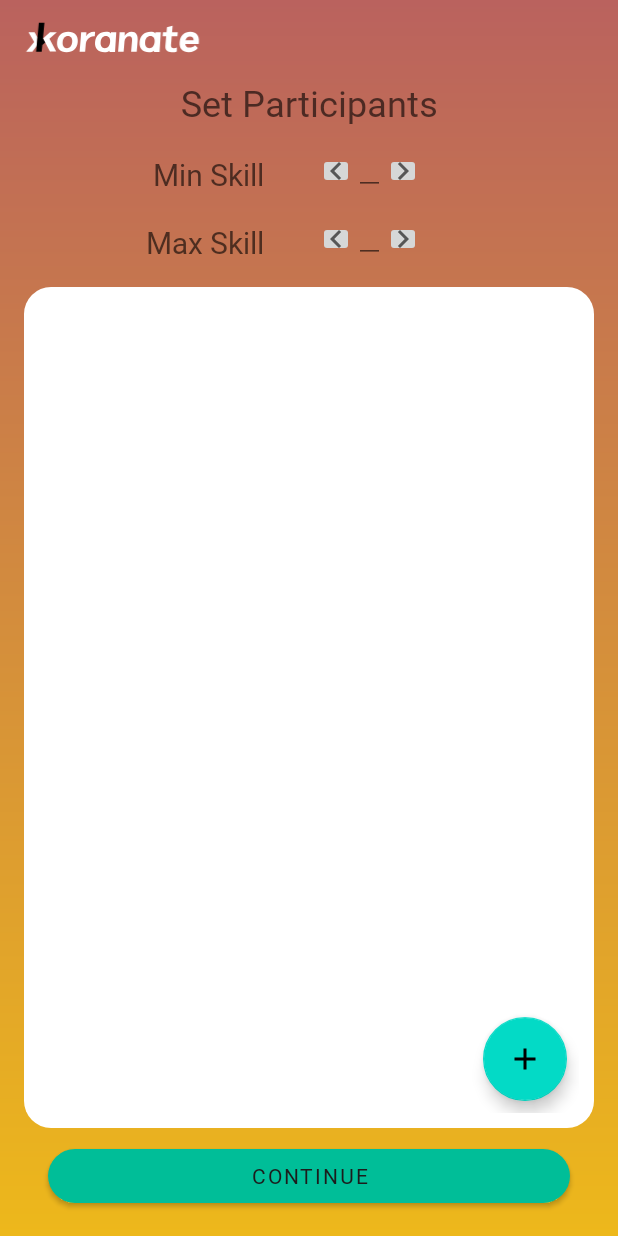
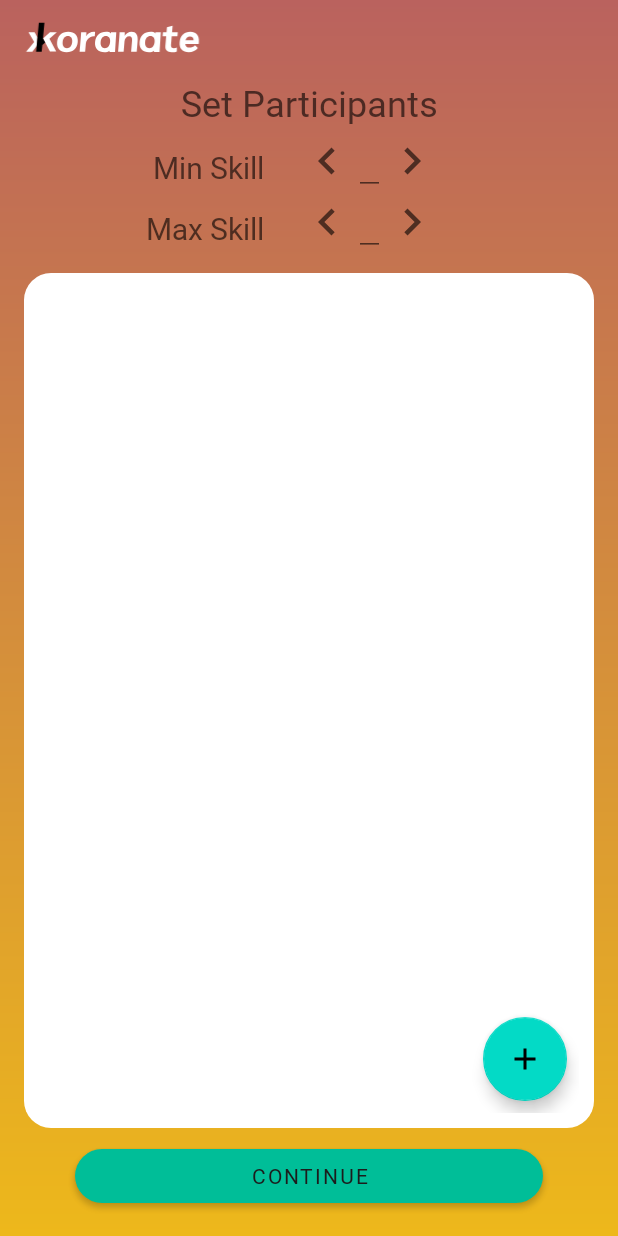
Before and after one commit to Xkoranate-Mobile-Development-Team/Xkoranate-Mobile, an Android app: the IndividualEventFragment screen opened through its navigation route, after a tap on "CONTINUE", on a phone screen of 412 x 824 dp. Run offline under Robolectric (Android 15) with nearby library versions, the light colour scheme and no system bars; our stand-ins replace data binding.

Commit message:
design wrap up

```diff
--- a/app/src/main/java/com/xkoranate/ui/activities/LoginActivity.kt
+++ b/app/src/main/java/com/xkoranate/ui/activities/LoginActivity.kt
@@ -55,7 +55,7 @@ class LoginActivity : AppCompatActivity(), AuthListener {
 
 
         signUpButton.setOnClickListener {
-            Toast.makeText(this, "Okayyy", Toast.LENGTH_LONG).show()
+            Toast.makeText(this, "👍👍👍", Toast.LENGTH_LONG).show()
             val intent = Intent(this, SignUpActivity::class.java)
             startActivity(intent)
             finish()
--- a/app/src/main/res/layout/activity_signup.xml
+++ b/app/src/main/res/layout/activity_signup.xml
@@ -113,13 +113,13 @@
         <LinearLayout
             android:id="@+id/lineatLayoutForButtons"
             android:layout_width="match_parent"
+            android:layout_height="wrap_content"
             android:layout_marginStart="40dp"
-            android:layout_marginTop="60dp"
             android:layout_marginEnd="40dp"
+            app:layout_constraintBottom_toBottomOf="parent"
             app:layout_constraintEnd_toEndOf="parent"
             app:layout_constraintStart_toStartOf="parent"
-            app:layout_constraintTop_toBottomOf="@id/confirmPasswordEditTExt"
-            android:layout_height="wrap_content">
+            app:layout_constraintTop_toBottomOf="@id/confirmPasswordEditTExt">
 
             <com.google.android.material.button.MaterialButton
                 android:id="@+id/cancelButton"
--- a/app/src/main/res/layout/fragment_choose_event.xml
+++ b/app/src/main/res/layout/fragment_choose_event.xml
@@ -63,8 +63,8 @@
             style="@style/ButtonElevatedStyle"
             android:layout_width="0dp"
             android:layout_height="wrap_content"
-            android:layout_marginStart="32dp"
-            android:layout_marginEnd="32dp"
+            android:layout_marginStart="50dp"
+            android:layout_marginEnd="50dp"
             android:layout_marginBottom="16dp"
             android:text="@string/continue_button"
             app:cornerRadius="18dp"
--- a/app/src/main/res/layout/fragment_individual_event.xml
+++ b/app/src/main/res/layout/fragment_individual_event.xml
@@ -51,8 +51,8 @@
             style="@style/ButtonElevatedStyle"
             android:layout_width="0dp"
             android:layout_height="wrap_content"
-            android:layout_marginStart="32dp"
-            android:layout_marginEnd="32dp"
+            android:layout_marginStart="50dp"
+            android:layout_marginEnd="50dp"
             android:layout_marginBottom="16dp"
             android:text="@string/continue_button"
             app:cornerRadius="18dp"
--- a/app/src/main/res/layout/fragment_round_robin.xml
+++ b/app/src/main/res/layout/fragment_round_robin.xml
@@ -141,8 +141,8 @@
             style="@style/ButtonElevatedStyle"
             android:layout_width="0dp"
             android:layout_height="wrap_content"
-            android:layout_marginStart="32dp"
-            android:layout_marginEnd="32dp"
+            android:layout_marginStart="50dp"
+            android:layout_marginEnd="50dp"
             android:layout_marginBottom="16dp"
             android:text="@string/continue_button"
             app:cornerRadius="30dp"
--- a/app/src/main/res/layout/fragment_set_participants.xml
+++ b/app/src/main/res/layout/fragment_set_participants.xml
@@ -43,7 +43,7 @@
             android:layout_marginEnd="30dp"
             android:text="@string/min_skill"
             android:textSize="20sp"
-            app:layout_constraintBottom_toBottomOf="@id/edit_text_min_skill"
+            app:layout_constraintBottom_toBottomOf="@id/btn_increase_min"
             app:layout_constraintEnd_toStartOf="@id/guide" />
 
         <EditText
@@ -51,27 +51,31 @@
             android:layout_width="wrap_content"
             android:layout_height="wrap_content"
             android:layout_marginStart="30dp"
+            android:maxLength="1"
             app:layout_constraintStart_toEndOf="@id/guide"
             app:layout_constraintTop_toBottomOf="@id/tv_set_participants" />
 
-        <ImageButton
+        <ImageView
             android:id="@+id/btn_increase_min"
-            android:layout_width="24dp"
-            android:layout_height="24dp"
-            android:layout_marginBottom="4dp"
-            android:padding="16dp"
+            android:layout_width="36dp"
+            android:layout_height="36dp"
+            android:clickable="true"
+            android:focusable="true"
             android:src="@drawable/ic_baseline_chevron_right_24"
             app:layout_constraintBottom_toBottomOf="@id/edit_text_min_skill"
-            app:layout_constraintStart_toEndOf="@id/edit_text_min_skill" />
+            app:layout_constraintStart_toEndOf="@id/edit_text_min_skill"
+            app:layout_constraintTop_toTopOf="@+id/edit_text_min_skill" />
 
-        <ImageButton
+        <ImageView
             android:id="@+id/btn_decrease_min"
-            android:layout_width="24dp"
-            android:layout_height="24dp"
-            android:layout_marginBottom="4dp"
+            android:layout_width="36dp"
+            android:layout_height="36dp"
+            android:clickable="true"
+            android:focusable="true"
             android:src="@drawable/ic_baseline_chevron_left_24"
             app:layout_constraintBottom_toBottomOf="@id/edit_text_min_skill"
-            app:layout_constraintEnd_toStartOf="@id/edit_text_min_skill" />
+            app:layout_constraintEnd_toStartOf="@id/edit_text_min_skill"
+            app:layout_constraintTop_toTopOf="@+id/edit_text_min_skill" />
 
         <TextView
             android:id="@+id/tv_max_skill"
@@ -81,7 +85,7 @@
             android:layout_marginEnd="30dp"
             android:text="@string/max_skill"
             android:textSize="20sp"
-            app:layout_constraintBottom_toBottomOf="@id/edit_text_max_skill"
+            app:layout_constraintBottom_toBottomOf="@id/btn_increase_max"
             app:layout_constraintEnd_toStartOf="@id/guide" />
 
         <EditText
@@ -89,26 +93,31 @@
             android:layout_width="wrap_content"
             android:layout_height="wrap_content"
             android:layout_marginStart="30dp"
+            android:maxLength="1"
             app:layout_constraintStart_toEndOf="@id/guide"
             app:layout_constraintTop_toBottomOf="@id/tv_min_skill" />
 
-        <ImageButton
+        <ImageView
             android:id="@+id/btn_increase_max"
-            android:layout_width="24dp"
-            android:layout_height="24dp"
-            android:layout_marginBottom="4dp"
+            android:layout_width="36dp"
+            android:layout_height="36dp"
+            android:clickable="true"
+            android:focusable="true"
             android:src="@drawable/ic_baseline_chevron_right_24"
             app:layout_constraintBottom_toBottomOf="@id/edit_text_max_skill"
-            app:layout_constraintStart_toEndOf="@id/edit_text_max_skill" />
+            app:layout_constraintStart_toEndOf="@id/edit_text_max_skill"
+            app:layout_constraintTop_toTopOf="@id/edit_text_max_skill" />
 
-        <ImageButton
+        <ImageView
             android:id="@+id/btn_decrease_max"
-            android:layout_width="24dp"
-            android:layout_height="24dp"
-            android:layout_marginBottom="4dp"
+            android:layout_width="36dp"
+            android:layout_height="36dp"
+            android:clickable="true"
+            android:focusable="true"
             android:src="@drawable/ic_baseline_chevron_left_24"
             app:layout_constraintBottom_toBottomOf="@id/edit_text_max_skill"
-            app:layout_constraintEnd_toStartOf="@id/edit_text_max_skill" />
+            app:layout_constraintEnd_toStartOf="@id/edit_text_max_skill"
+            app:layout_constraintTop_toTopOf="@+id/edit_text_max_skill" />
 
         <RelativeLayout
             android:id="@+id/recyclerView_container"
@@ -147,8 +156,8 @@
             style="@style/ButtonElevatedStyle"
             android:layout_width="0dp"
             android:layout_height="wrap_content"
-            android:layout_marginStart="32dp"
-            android:layout_marginEnd="32dp"
+            android:layout_marginStart="50dp"
+            android:layout_marginEnd="50dp"
             android:layout_marginBottom="16dp"
             android:text="@string/continue_button"
             app:cornerRadius="30dp"
```
Also changed, not shown: app/src/main/java/com/xkoranate/ui/activities/MainActivity.kt (+10 -3 lines), app/src/main/res/layout/fragment_home.xml (+2 -13 lines).
